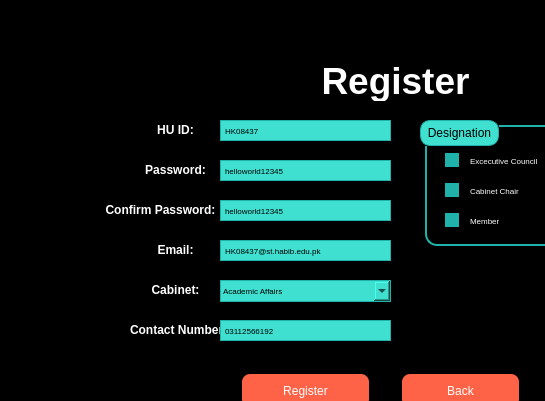
The window that Register.ui (hak-huzaifa/HUSG-Management-System) describes before a commit, drawn with Qt 5; both pictures show x 0 to 545 and y 0 to 401 of the 800 by 600 pixel window.
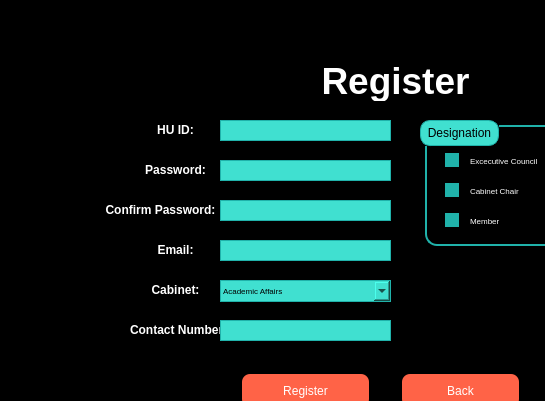
The same window after the commit.

Patch:
```diff
--- a/Register.ui
+++ b/Register.ui
@@ -524,7 +524,7 @@
 </string>
     </property>
     <property name="text">
-     <string>HK08437</string>
+     <string/>
     </property>
    </widget>
    <widget class="QLabel" name="label_3">
@@ -580,7 +580,7 @@
 </string>
     </property>
     <property name="text">
-     <string>helloworld12345</string>
+     <string/>
     </property>
    </widget>
    <widget class="QLabel" name="label_4">
@@ -636,7 +636,7 @@
 </string>
     </property>
     <property name="text">
-     <string>HK08437@st.habib.edu.pk</string>
+     <string/>
     </property>
    </widget>
    <widget class="QLineEdit" name="confirmPassLineEdit">
@@ -666,7 +666,7 @@
 </string>
     </property>
     <property name="text">
-     <string>helloworld12345</string>
+     <string/>
     </property>
    </widget>
    <widget class="QLabel" name="label_6">
@@ -722,7 +722,7 @@
 </string>
     </property>
     <property name="text">
-     <string>03112566192</string>
+     <string/>
     </property>
    </widget>
    <widget class="QComboBox" name="deptComboBox">
```
